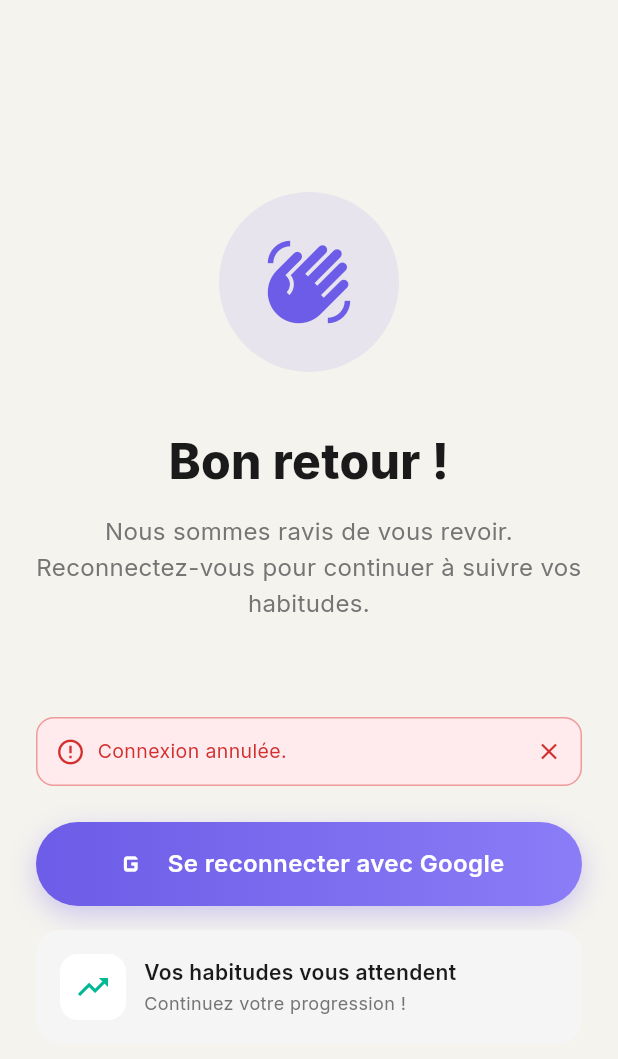
After one commit to JesseOgoula/HABITU, a Flutter app: the WelcomeBackScreen screen opened directly, after a tap on "Se reconnecter avec Google", on a phone screen of 412 x 824 dp. The commit adds this screen. Shown: the top 1059 px of the screen. Run offline on Flutter 3.47's test engine with Material 3 defaults, Android fonts, the phone set to English and light mode, and no system bars; our stand-ins replace google_fonts, google_sign_in, hive, hive_flutter, supabase_flutter; accounts and stored records are empty; network calls fail.

Commit message:
feat: Implement user authentication and profile management, along with initial splash, welcome, and home screens.

```diff
--- a/my_app/lib/providers/auth_provider.dart
+++ b/my_app/lib/providers/auth_provider.dart
@@ -1,11 +1,14 @@
 import 'dart:async';
 import 'package:flutter/material.dart';
+import 'package:hive_flutter/hive_flutter.dart';
 import 'package:supabase_flutter/supabase_flutter.dart';
 import '../services/auth_service.dart';
+import '../services/profile_service.dart';
 
 /// Provider for managing authentication state throughout the app
 class AuthProvider extends ChangeNotifier {
   final AuthService _authService = AuthService();
+  final ProfileService _profileService = ProfileService();
 
   User? _user;
   bool _isLoading = false;
@@ -159,6 +162,22 @@ class AuthProvider extends ChangeNotifier {
     try {
       final response = await _authService.signInWithGoogle();
       _user = response.user;
+
+      // Save profile to Supabase
+      if (_user != null) {
+        await _profileService.createOrUpdateProfile(
+          id: _user!.id,
+          email: _user!.email,
+          displayName: displayName,
+          avatarUrl: avatarUrl,
+        );
+
+        // Mark as registered and clear logout flag
+        final box = await Hive.openBox('settings');
+        await box.put('has_registered', true);
+        await box.put('has_logged_out', false);
+      }
+
       _isLoading = false;
       notifyListeners();
       return true;
@@ -182,6 +201,10 @@ class AuthProvider extends ChangeNotifier {
       _user = null;
       _pendingPhoneNumber = null;
       _errorMessage = null;
+
+      // Mark as logged out for "Welcome Back" screen
+      final box = await Hive.openBox('settings');
+      await box.put('has_logged_out', true);
     } catch (e) {
       _errorMessage = _parseError(e);
     }
--- /dev/null
+++ b/my_app/lib/screens/auth/welcome_back_screen.dart
@@ -0,0 +1,257 @@
+import 'package:flutter/material.dart';
+import 'package:google_fonts/google_fonts.dart';
+import 'package:provider/provider.dart';
+import '../../providers/auth_provider.dart';
+import '../../theme/app_theme.dart';
+
+/// Welcome back screen shown to users who have logged out
+/// Invites them to reconnect to the app
+class WelcomeBackScreen extends StatelessWidget {
+  final Widget nextScreen;
+
+  const WelcomeBackScreen({super.key, required this.nextScreen});
+
+  Future<void> _signInWithGoogle(BuildContext context) async {
+    final authProvider = context.read<AuthProvider>();
+    final navigator = Navigator.of(context);
+    final success = await authProvider.signInWithGoogle();
+
+    if (success) {
+      navigator.pushAndRemoveUntil(
+        PageRouteBuilder(
+          pageBuilder: (context, animation, secondaryAnimation) => nextScreen,
+          transitionsBuilder: (context, animation, secondaryAnimation, child) {
+            return FadeTransition(opacity: animation, child: child);
+          },
+          transitionDuration: const Duration(milliseconds: 300),
+        ),
+        (route) => false,
+      );
+    }
+  }
+
+  @override
+  Widget build(BuildContext context) {
+    return Scaffold(
+      backgroundColor: AppTheme.lightBackground,
+      body: SafeArea(
+        child: Consumer<AuthProvider>(
+          builder: (context, authProvider, child) {
+            return Padding(
+              padding: const EdgeInsets.symmetric(horizontal: 24),
+              child: Column(
+                crossAxisAlignment: CrossAxisAlignment.stretch,
+                children: [
+                  const Spacer(flex: 2),
+
+                  // Welcome back illustration/icon
+                  Center(
+                    child: Container(
+                      width: 120,
+                      height: 120,
+                      decoration: BoxDecoration(
+                        color: const Color(0xFF6C5CE7).withValues(alpha: 0.1),
+                        shape: BoxShape.circle,
+                      ),
+                      child: const Icon(
+                        Icons.waving_hand,
+                        size: 60,
+                        color: Color(0xFF6C5CE7),
+                      ),
+                    ),
+                  ),
+
+                  const SizedBox(height: 40),
+
+                  // Title
+                  Text(
+                    'Bon retour !',
+                    textAlign: TextAlign.center,
+                    style: GoogleFonts.inter(
+                      fontSize: 32,
+                      fontWeight: FontWeight.w800,
+                      color: AppTheme.lightText,
+                      height: 1.2,
+                    ),
+                  ),
+
+                  const SizedBox(height: 16),
+
+                  // Subtitle
+                  Text(
+                    'Nous sommes ravis de vous revoir.\nReconnectez-vous pour continuer à suivre vos habitudes.',
+                    textAlign: TextAlign.center,
+                    style: GoogleFonts.inter(
+                      fontSize: 16,
+                      color: AppTheme.lightTextSecondary,
+                      height: 1.5,
+                    ),
+                  ),
+
+                  const Spacer(flex: 1),
+
+                  // Error message
+                  if (authProvider.errorMessage != null) ...[
+                    Container(
+                      padding: const EdgeInsets.all(12),
+                      decoration: BoxDecoration(
+                        color: Colors.red.shade50,
+                        borderRadius: BorderRadius.circular(12),
+                        border: Border.all(color: Colors.red.shade200),
+                      ),
+                      child: Row(
+                        children: [
+                          Icon(
+                            Icons.error_outline,
+                            color: Colors.red.shade700,
+                            size: 20,
+                          ),
+                          const SizedBox(width: 8),
+                          Expanded(
+                            child: Text(
+                              authProvider.errorMessage!,
+                              style: TextStyle(
+                                color: Colors.red.shade700,
+                                fontSize: 13,
+                              ),
+                            ),
+                          ),
+                          GestureDetector(
+                            onTap: authProvider.clearError,
+                            child: Icon(
+                              Icons.close,
+                              color: Colors.red.shade700,
+                              size: 18,
+                            ),
+                          ),
+                        ],
+                      ),
+                    ),
+                    const SizedBox(height: 24),
+                  ],
+
+                  // Google Sign-In Button
+                  GestureDetector(
+                    onTap: authProvider.isLoading
+                        ? null
+                        : () => _signInWithGoogle(context),
+                    child: Container(
+                      height: 56,
+                      decoration: BoxDecoration(
+                        gradient: const LinearGradient(
+                          colors: [Color(0xFF6C5CE7), Color(0xFF8B7CF7)],
+                        ),
+                        borderRadius: BorderRadius.circular(28),
+                        boxShadow: [
+                          BoxShadow(
+                            color: const Color(
+                              0xFF6C5CE7,
+                            ).withValues(alpha: 0.3),
+                            blurRadius: 15,
+                            offset: const Offset(0, 6),
+                          ),
+                        ],
+                      ),
+                      child: authProvider.isLoading
+                          ? const Center(
+                              child: SizedBox(
+                                width: 24,
+                                height: 24,
+                                child: CircularProgressIndicator(
+                                  strokeWidth: 2,
+                                  valueColor: AlwaysStoppedAnimation<Color>(
+                                    Colors.white,
+                                  ),
+                                ),
+                              ),
+                            )
+                          : Row(
+                              mainAxisAlignment: MainAxisAlignment.center,
+                              children: [
+                                Image.network(
+                                  'https://developers.google.com/identity/images/g-logo.png',
+                                  height: 24,
+                                  width: 24,
+                                  errorBuilder: (context, error, stackTrace) {
+                                    return const Icon(
+                                      Icons.g_mobiledata,
+                                      size: 24,
+                                      color: Colors.white,
+                                    );
+                                  },
+                                ),
+                                const SizedBox(width: 12),
+                                Text(
+                                  'Se reconnecter avec Google',
+                                  style: GoogleFonts.inter(
+                                    fontSize: 16,
+                                    fontWeight: FontWeight.w600,
+                                    color: Colors.white,
+                                  ),
+                                ),
+                              ],
+                            ),
+                    ),
+                  ),
+
+                  const SizedBox(height: 16),
+
+                  // Stats reminder
+                  Container(
+                    padding: const EdgeInsets.all(16),
+                    decoration: BoxDecoration(
+                      color: Colors.grey.shade100,
+                      borderRadius: BorderRadius.circular(16),
+                    ),
+                    child: Row(
+                      children: [
+                        Container(
+                          padding: const EdgeInsets.all(10),
+                          decoration: BoxDecoration(
+                            color: Colors.white,
+                            borderRadius: BorderRadius.circular(12),
+                          ),
+                          child: const Icon(
+                            Icons.trending_up,
+                            color: Color(0xFF00B894),
+                            size: 24,
+                          ),
+                        ),
+                        const SizedBox(width: 12),
+                        Expanded(
+                          child: Column(
+                            crossAxisAlignment: CrossAxisAlignment.start,
+                            children: [
+                              Text(
+                                'Vos habitudes vous attendent',
+                                style: GoogleFonts.inter(
+                                  fontSize: 14,
+                                  fontWeight: FontWeight.w600,
+                                  color: AppTheme.lightText,
+                                ),
+                              ),
+                              const SizedBox(height: 2),
+                              Text(
+                                'Continuez votre progression !',
+                                style: GoogleFonts.inter(
+                                  fontSize: 12,
+                                  color: AppTheme.lightTextSecondary,
+                                ),
+                              ),
+                            ],
+                          ),
+                        ),
+                      ],
+                    ),
+                  ),
+
+                  const Spacer(flex: 2),
+                ],
+              ),
+            );
+          },
+        ),
+      ),
+    );
+  }
+}
--- a/my_app/lib/screens/home_screen.dart
+++ b/my_app/lib/screens/home_screen.dart
@@ -8,7 +8,7 @@ import '../widgets/greeting_header.dart';
 import '../widgets/week_selector.dart';
 import '../widgets/habit_card.dart';
 import 'add_habit_screen.dart';
-import 'auth/auth_screen.dart';
+import 'auth/welcome_back_screen.dart';
 
 class HomeScreen extends StatelessWidget {
   const HomeScreen({super.key});
@@ -65,7 +65,7 @@ class HomeScreen extends StatelessWidget {
                   navigator.pushAndRemoveUntil(
                     MaterialPageRoute(
                       builder: (_) =>
-                          AuthScreen(nextScreen: const HomeScreen()),
+                          WelcomeBackScreen(nextScreen: const HomeScreen()),
                     ),
                     (route) => false,
                   );
--- a/my_app/lib/screens/splash_screen.dart
+++ b/my_app/lib/screens/splash_screen.dart
@@ -3,6 +3,7 @@ import 'package:hive_flutter/hive_flutter.dart';
 import 'package:provider/provider.dart';
 import '../providers/auth_provider.dart';
 import 'auth/auth_screen.dart';
+import 'auth/welcome_back_screen.dart';
 import 'onboarding_screen.dart';
 
 class SplashScreen extends StatefulWidget {
@@ -53,12 +54,14 @@ class _SplashScreenState extends State<SplashScreen>
   }
 
   Future<void> _navigateToNextScreen() async {
-    // Check if onboarding is complete
+    // Check settings from Hive
     final box = await Hive.openBox('settings');
     final onboardingComplete = box.get(
       'onboarding_complete',
       defaultValue: false,
     );
+    final hasRegistered = box.get('has_registered', defaultValue: false);
+    final hasLoggedOut = box.get('has_logged_out', defaultValue: false);
 
     if (!mounted) return;
 
@@ -73,12 +76,15 @@ class _SplashScreenState extends State<SplashScreen>
       nextScreen = OnboardingScreen(
         nextScreen: AuthScreen(nextScreen: widget.homeScreen),
       );
-    } else if (!isAuthenticated) {
-      // Returning user but not logged in: show auth
+    } else if (isAuthenticated) {
+      // Logged in user: go to home directly
+      nextScreen = widget.homeScreen;
+    } else if (hasRegistered && hasLoggedOut) {
+      // User was registered but logged out: show Welcome Back screen
+      nextScreen = WelcomeBackScreen(nextScreen: widget.homeScreen);
+    } else {
+      // Not registered or session expired: show auth screen
       nextScreen = AuthScreen(nextScreen: widget.homeScreen);
-    } else {
-      // Logged in user: go to home
-      nextScreen = widget.homeScreen;
     }
 
     Navigator.of(context).pushReplacement(
--- /dev/null
+++ b/my_app/lib/services/profile_service.dart
@@ -0,0 +1,69 @@
+import 'package:flutter/foundation.dart';
+import 'package:supabase_flutter/supabase_flutter.dart';
+
+/// Service for managing user profiles in Supabase
+class ProfileService {
+  static final ProfileService _instance = ProfileService._internal();
+  factory ProfileService() => _instance;
+  ProfileService._internal();
+
+  /// Get the Supabase client instance
+  SupabaseClient get _supabase => Supabase.instance.client;
+
+  /// Create or update a user profile in Supabase
+  Future<void> createOrUpdateProfile({
+    required String id,
+    String? email,
+    String? displayName,
+    String? avatarUrl,
+  }) async {
+    try {
+      debugPrint('Creating/updating profile for user: $id');
+
+      await _supabase.from('profil').upsert({
+        'id': id,
+        'email': email,
+        'display_name': displayName,
+        'avatar_url': avatarUrl,
+        'updated_at': DateTime.now().toIso8601String(),
+      });
+
+      debugPrint('Profile saved successfully');
+    } catch (e) {
+      debugPrint('Error saving profile: $e');
+      rethrow;
+    }
+  }
+
+  /// Get a user profile by ID
+  Future<Map<String, dynamic>?> getProfile(String userId) async {
+    try {
+      final response = await _supabase
+          .from('profil')
+          .select()
+          .eq('id', userId)
+          .maybeSingle();
+
+      return response;
+    } catch (e) {
+      debugPrint('Error getting profile: $e');
+      return null;
+    }
+  }
+
+  /// Check if a profile exists for the given user ID
+  Future<bool> profileExists(String userId) async {
+    try {
+      final response = await _supabase
+          .from('profil')
+          .select('id')
+          .eq('id', userId)
+          .maybeSingle();
+
+      return response != null;
+    } catch (e) {
+      debugPrint('Error checking profile existence: $e');
+      return false;
+    }
+  }
+}
```
